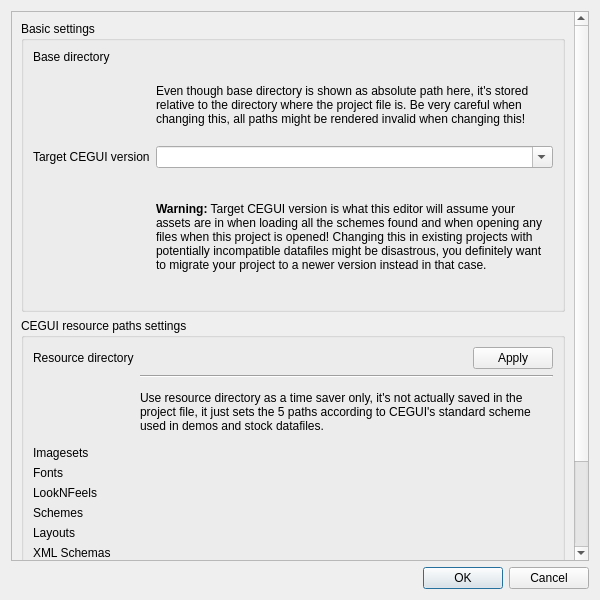
First picture: the form in ceed/ui/ProjectSettingsDialog.ui, repository timbaker/ceed, before the edit.
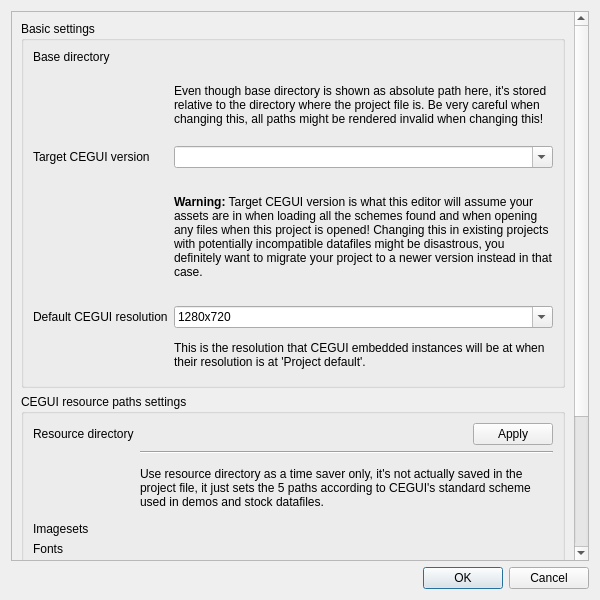
Second picture: the form after the edit. Custom widgets are drawn as their Qt base class.

Commit message: Added GUI to set project's default CEGUI resolution

```diff
--- a/ceed/ui/ProjectSettingsDialog.ui
+++ b/ceed/ui/ProjectSettingsDialog.ui
@@ -23,9 +23,9 @@
       <property name="geometry">
        <rect>
         <x>0</x>
-        <y>-4</y>
-        <width>571</width>
-        <height>561</height>
+        <y>0</y>
+        <width>562</width>
+        <height>685</height>
        </rect>
       </property>
       <layout class="QVBoxLayout" name="verticalLayout">
@@ -104,6 +104,63 @@
             </property>
            </widget>
           </item>
+          <item row="4" column="0">
+           <widget class="QLabel" name="label">
+            <property name="text">
+             <string>Default CEGUI resolution</string>
+            </property>
+           </widget>
+          </item>
+          <item row="4" column="1">
+           <widget class="QComboBox" name="CEGUIDefaultResolution">
+            <property name="editable">
+             <bool>true</bool>
+            </property>
+            <property name="currentIndex">
+             <number>2</number>
+            </property>
+            <item>
+             <property name="text">
+              <string>800x600</string>
+             </property>
+            </item>
+            <item>
+             <property name="text">
+              <string>1024x768</string>
+             </property>
+            </item>
+            <item>
+             <property name="text">
+              <string>1280x720</string>
+             </property>
+            </item>
+            <item>
+             <property name="text">
+              <string>1600x1200</string>
+             </property>
+            </item>
+            <item>
+             <property name="text">
+              <string>1650x1050</string>
+             </property>
+            </item>
+            <item>
+             <property name="text">
+              <string>1920x1080</string>
+             </property>
+            </item>
+           </widget>
+          </item>
+          <item row="5" column="1">
+           <widget class="QLabel" name="label_15">
+            <property name="text">
+             <string>This is the resolution that CEGUI embedded instances will be at when their resolution is at 'Project default'.</string>
+            </property>
+            <property name="wordWrap">
+             <bool>true</bool>
+            </property>
+           </widget>
+          </item>
          </layout>
         </widget>
        </item>
```
The commit also changes 1 other file.
